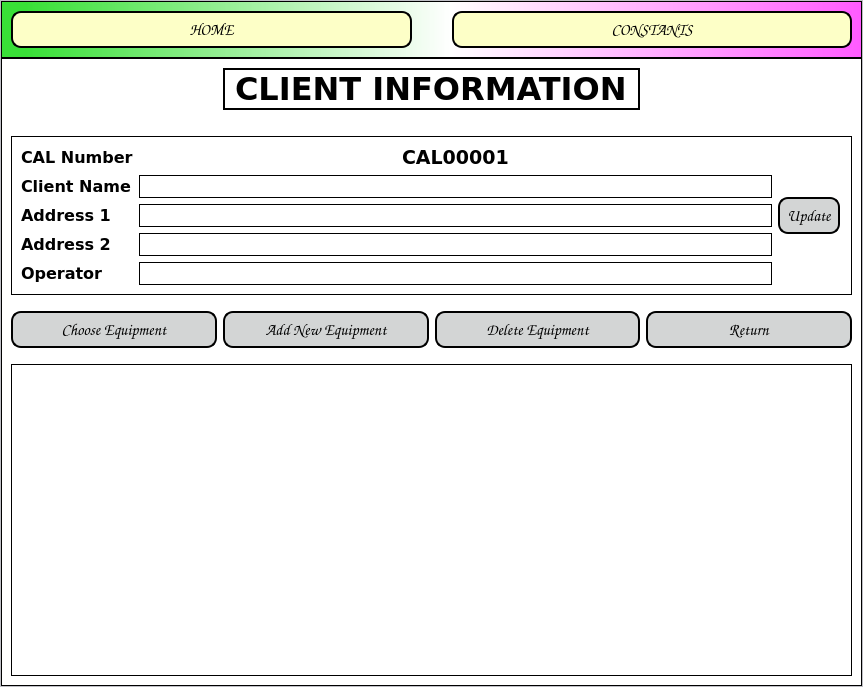
The window that app/gui/resources/main_window.ui (JasonLaux/DC-Boxjelly) describes before a commit, drawn with Qt 5.
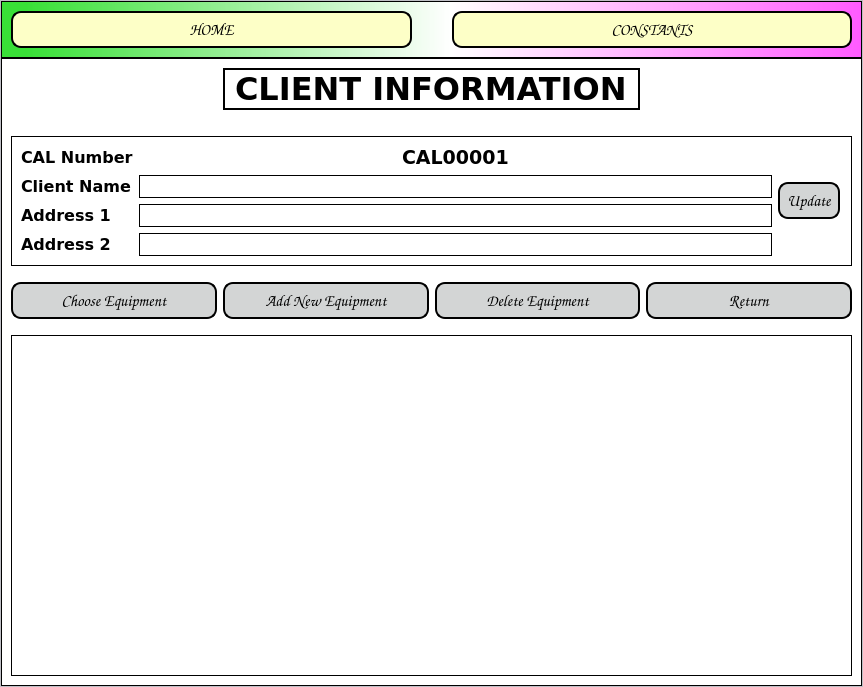
The same window after the commit. The open tabs and pages were chosen to show the change.

Commit message: Delete Job operator line in GUI

The edit to the form file:
```diff
--- a/app/gui/resources/main_window.ui
+++ b/app/gui/resources/main_window.ui
@@ -921,21 +921,6 @@
                      </property>
                     </widget>
                    </item>
-                   <item>
-                    <widget class="QLabel" name="label">
-                     <property name="font">
-                      <font>
-                       <family>Verdana</family>
-                       <pointsize>12</pointsize>
-                       <weight>75</weight>
-                       <bold>true</bold>
-                      </font>
-                     </property>
-                     <property name="text">
-                      <string>Operator</string>
-                     </property>
-                    </widget>
-                   </item>
                   </layout>
                  </item>
                  <item>
@@ -997,20 +982,6 @@
                      </property>
                     </widget>
                    </item>
-                   <item>
-                    <widget class="QLineEdit" name="operatorlineEdit">
-                     <property name="font">
-                      <font>
-                       <family>Verdana</family>
-                       <pointsize>12</pointsize>
-                      </font>
-                     </property>
-                     <property name="styleSheet">
-                      <string notr="true">background-color: rgb(255, 255, 255);
-border: 1px solid black;</string>
-                     </property>
-                    </widget>
-                   </item>
                   </layout>
                  </item>
                  <item>
```
The commit also changes 1 other file.
